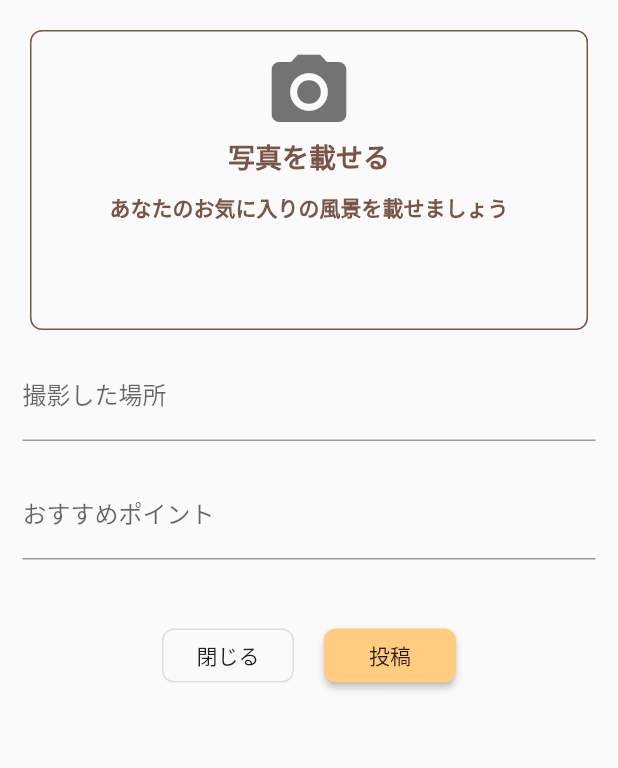
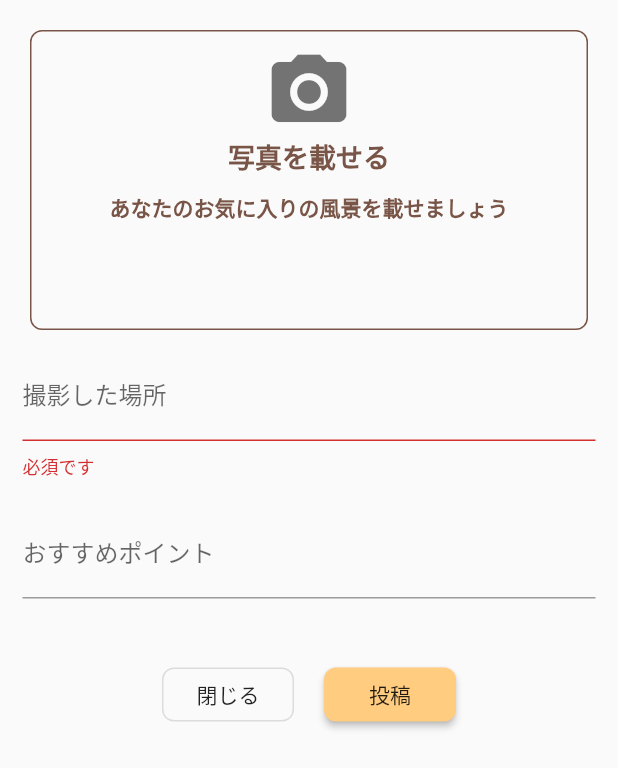
Before and after one commit to h-tko/neivy, a Flutter app: the RegistScreen screen opened by its route, after a tap on "投稿", on a phone screen of 412 x 824 dp. Shown: the top 768 px of the screen. Run offline on Flutter 3.47's test engine with Material 2 defaults, Android fonts, the phone set to English and light mode, and no system bars; our stand-ins replace firebase_crashlytics, firebase_database, firebase_storage, image_picker; accounts and stored records are empty; network calls fail; Roboto replaces fonts that are missing (Hiragino Kaku Gothic ProN).

Commit message:
バリデーション修正

```diff
--- /dev/null
+++ b/lib/entity/post.dart
@@ -0,0 +1,18 @@
+import 'package:firebase_database/firebase_database.dart';
+import 'package:image_picker/image_picker.dart';
+
+class Post {
+  String key;
+  PickedFile image;
+  String imageName;
+  String place;
+  String reason;
+
+  Post({this.imageName, this.place = '', this.reason = '', this.image});
+
+  Post.fromSnapshot(DataSnapshot snapshot)
+      : key = snapshot.key,
+        imageName = snapshot.value["imageName"],
+        place = snapshot.value["place"],
+        reason = snapshot.value["message"];
+}
--- a/lib/ui/regist/regist_screen.dart
+++ b/lib/ui/regist/regist_screen.dart
@@ -5,30 +5,41 @@ import 'package:neivy/view_model/regist_view_model.dart';
 import 'package:provider/provider.dart';
 
 class RegistScreen extends StatelessWidget {
+  final _formKey = GlobalKey<FormState>();
   @override
   Widget build(BuildContext context) {
     final vm = Provider.of<RegistViewModel>(context);
 
     return Scaffold(
       body: SafeArea(
+        child: Form(
+          key: _formKey,
           child: Column(
             children: <Widget>[
               _buildImageArea(context),
               SizedBox(height: 15.0),
               Padding(
                 padding: EdgeInsets.symmetric(horizontal: 15.0),
-              child: TextField(
-                decoration: const InputDecoration(labelText: '撮影した場所'),
+                child: TextFormField(
+                  decoration: InputDecoration(
+                    labelText: '撮影した場所',
+                    errorText: vm.errors['place'],
+                  ),
+                  validator: (value) => value.isEmpty ? '必須です' : null,
+                  autovalidateMode: AutovalidateMode.disabled,
                   onChanged: (value) => vm.changePlace(value),
                 ),
               ),
               SizedBox(height: 20.0),
               Padding(
                 padding: EdgeInsets.symmetric(horizontal: 15.0),
-              child: TextField(
+                child: TextFormField(
                   maxLines: null,
                   keyboardType: TextInputType.multiline,
-                decoration: const InputDecoration(labelText: 'おすすめポイント'),
+                  decoration: InputDecoration(
+                    labelText: 'おすすめポイント',
+                    errorText: vm.errors['reason'],
+                  ),
                   onChanged: (value) => vm.changeReason(value),
                 ),
               ),
@@ -54,16 +65,18 @@ class RegistScreen extends StatelessWidget {
                       borderRadius: BorderRadius.circular(8.0),
                     ),
                     onPressed: () {
-                    vm.validate();
-
-                    if (vm.hasError) {
+                      // バリデーション実行
+                      if (!_formKey.currentState.validate()) {
                         return;
                       }
+
+                      vm.regist();
                     },
                   ),
                 ],
               ),
             ],
+          ),
         ),
       ),
     );
@@ -72,7 +85,14 @@ class RegistScreen extends StatelessWidget {
   Widget _buildImagePreview(BuildContext context) {
     final vm = Provider.of<RegistViewModel>(context);
 
-    return Image.asset(vm.imagePath);
+    return Container(
+      height: 200.0,
+      decoration: BoxDecoration(
+        border: Border.all(color: Colors.grey[300]),
+        borderRadius: BorderRadius.circular(10.0),
+      ),
+      child: Image.asset(vm.imagePath),
+    );
   }
 
   Widget _buildImageArea(BuildContext context) {
@@ -99,22 +119,20 @@ class RegistScreen extends StatelessWidget {
               .getImage(source: ImageSource.gallery)
               .then((value) => vm.changeImage(value));
         },
-        child: Container(
+        child: form,
+      ),
+    );
+  }
+
+  Widget _buildImageSelector(BuildContext context) {
+    return Container(
       height: 200.0,
       decoration: BoxDecoration(
         border: Border.all(color: Colors.brown),
         borderRadius: BorderRadius.circular(8),
       ),
       child: Center(
-            child: form,
-          ),
-        ),
-      ),
-    );
-  }
-
-  Widget _buildImageSelector(BuildContext context) {
-    return Column(
+        child: Column(
           children: <Widget>[
             Padding(
               padding: EdgeInsets.only(top: 10.0),
@@ -143,6 +161,8 @@ class RegistScreen extends StatelessWidget {
               ),
             ),
           ],
+        ),
+      ),
     );
   }
 }
--- a/lib/view_model/regist_view_model.dart
+++ b/lib/view_model/regist_view_model.dart
@@ -1,43 +1,32 @@
 import 'package:flutter/material.dart';
 import 'package:image_picker/image_picker.dart';
+import 'package:neivy/entity/post.dart';
 
 class RegistViewModel extends ChangeNotifier {
-  PickedFile _image;
-  String get imagePath => _image.path;
-  bool get hasImage => _image != null;
+  Post _post = Post();
+  String get imagePath => _post.image.path;
+  bool get hasImage => _post.image != null;
 
-  Map<String, String> errors;
-  bool get hasError => errors.length > 0;
-
-  String _place = '';
-  String _reason = '';
+  Map<String, String> errors = {};
+  bool get _hasError => errors.length > 0;
 
   changeImage(PickedFile image) {
-    this._image = image;
+    this._post.image = image;
 
     notifyListeners();
   }
 
   changePlace(String place) {
-    this._place = place;
+    this._post.place = place;
 
     notifyListeners();
   }
 
   changeReason(String reason) {
-    this._reason = reason;
+    this._post.reason = reason;
 
     notifyListeners();
   }
 
-  validate() {
-    // 必須
-    if (this._place.length < 1) {
-      errors['place'] = '撮影場所を入力してください。';
-    }
-
-    if (this._image == null) {
-      errors['image'] = '画像を選んでください。';
-    }
-  }
+  regist() {}
 }
--- a/pubspec.yaml
+++ b/pubspec.yaml
@@ -32,6 +32,7 @@ dependencies:
   firebase_analytics: any
   firebase_crashlytics: any
   firebase_storage: any
+  firebase_database: any
 
   image_picker: any
 
```
Also changed, not shown: pubspec.lock. Lines whose indentation alone changed are shown as unchanged.
